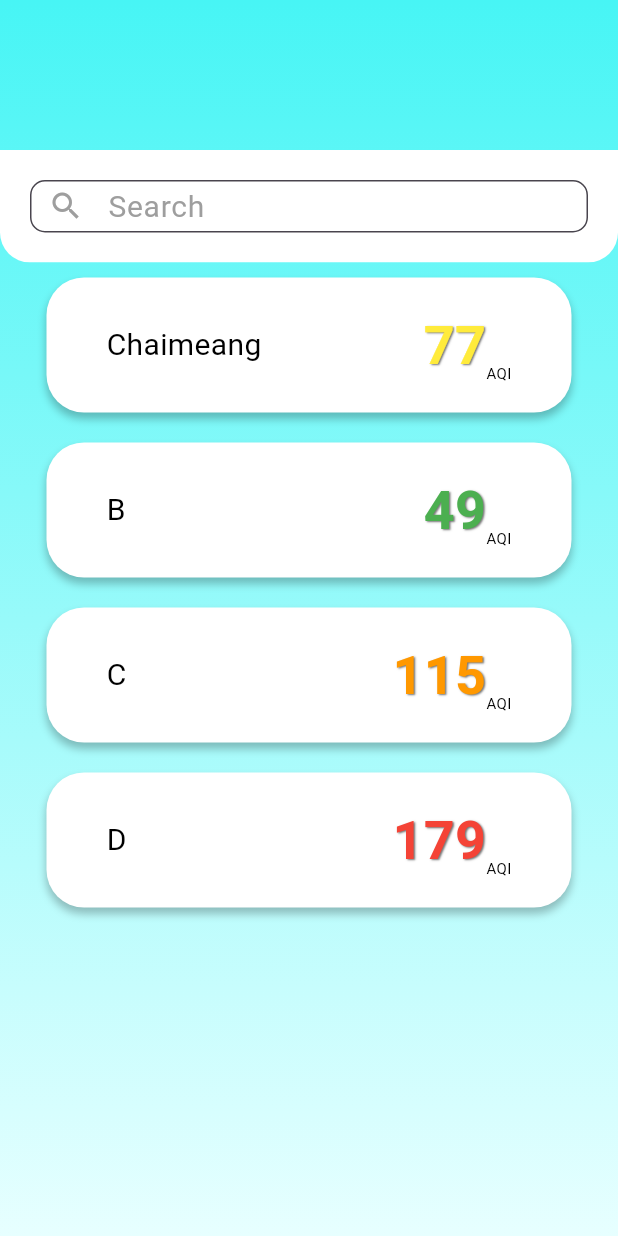
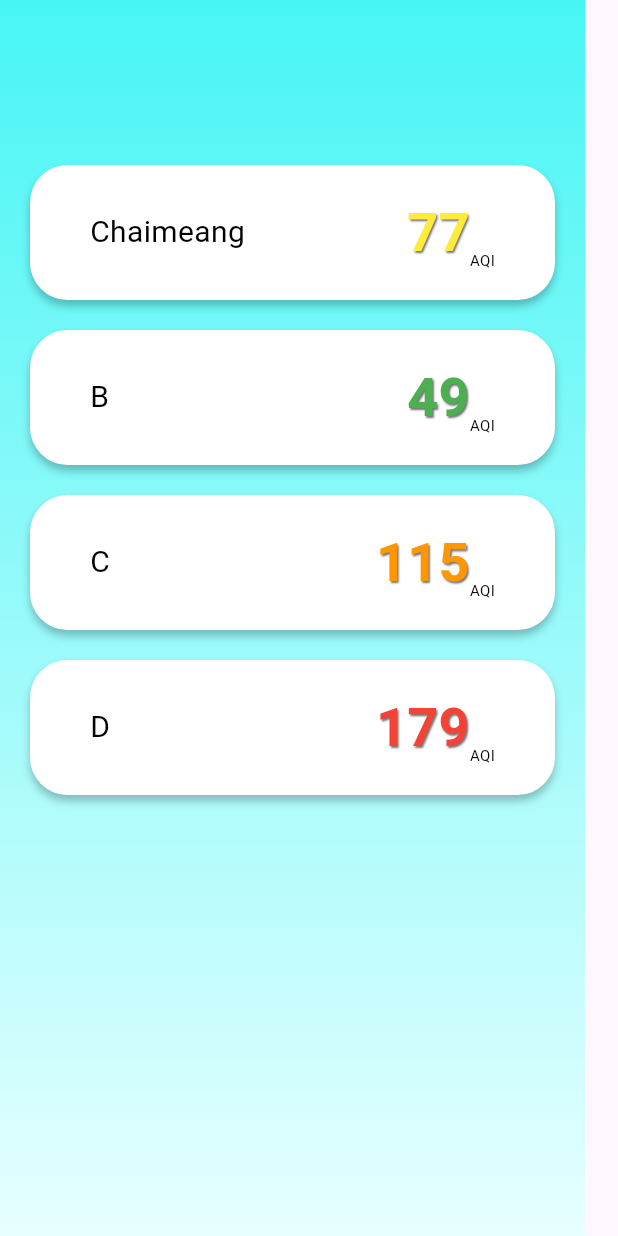
Before and after one commit to noontts/flutter-air-quality, a Flutter app: the SearchScreen screen opened directly, on a phone screen of 412 x 824 dp. Run offline on Flutter 3.47's test engine with Material 3 defaults, Android fonts, the phone set to English and light mode, and no system bars; our stand-ins replace dio, flutter_map, get_it, go_router, google_nav_bar, latlong2 and 1 more; missing offline and left inert: just_the_tooltip.

Commit message:
fix : delete comment

```diff
--- a/apps/air_quality/lib/features/search/presentation/screen/search_screen.dart
+++ b/apps/air_quality/lib/features/search/presentation/screen/search_screen.dart
@@ -27,21 +27,20 @@ class _SearchScreenState extends State<SearchScreen> {
           padding: EdgeInsets.only(top: 100),
           child: Column(
             children: [
-              SearchZone(), // เรียกใช้ SearchZone ที่ถูกแก้ไขแล้
               SearchFoundCard(
-                location: 'Chaimeang', // แก้ชื่อของพารามิเตอร์เป็น location แทน rocation
+                location: 'Chaimeang',
                 aqi: 77,
               ),
               SearchFoundCard(
-                location: 'B', // แก้ชื่อของพารามิเตอร์เป็น location แทน rocation
+                location: 'B',
                 aqi: 49,
               ),
               SearchFoundCard(
-                location: 'C', // แก้ชื่อของพารามิเตอร์เป็น location แทน rocation
+                location: 'C',
                 aqi: 115,
               ),
               SearchFoundCard(
-                location: 'D', // แก้ชื่อของพารามิเตอร์เป็น location แทน rocation
+                location: 'D',
                 aqi: 179,
               ),
             ],
```
